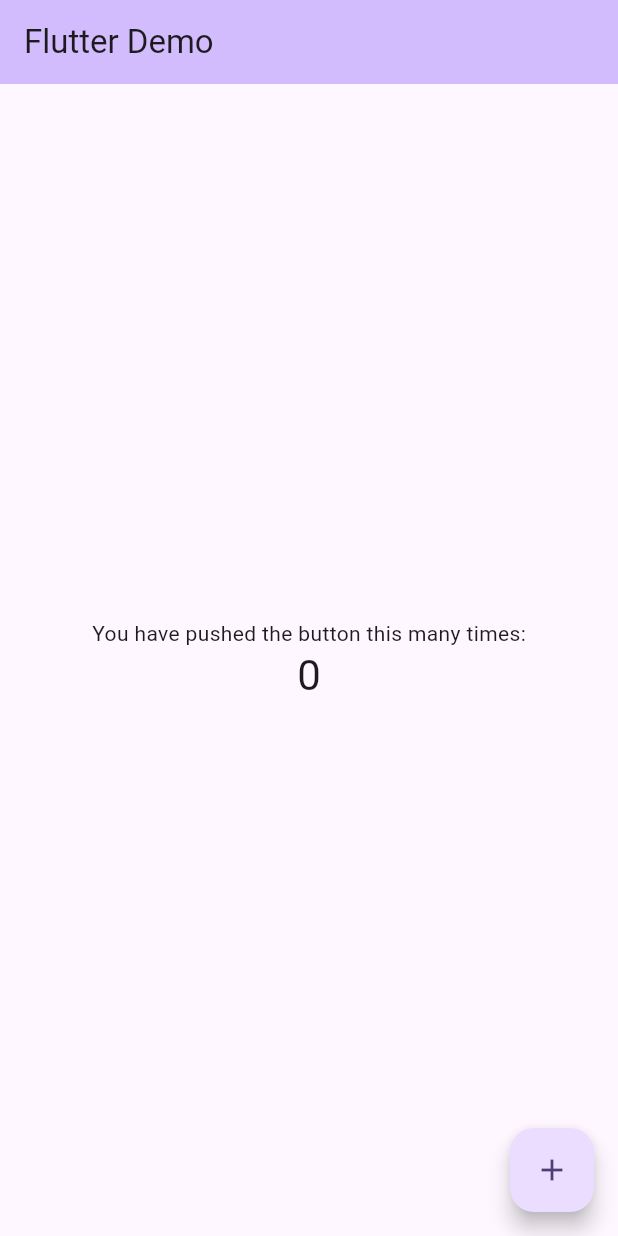
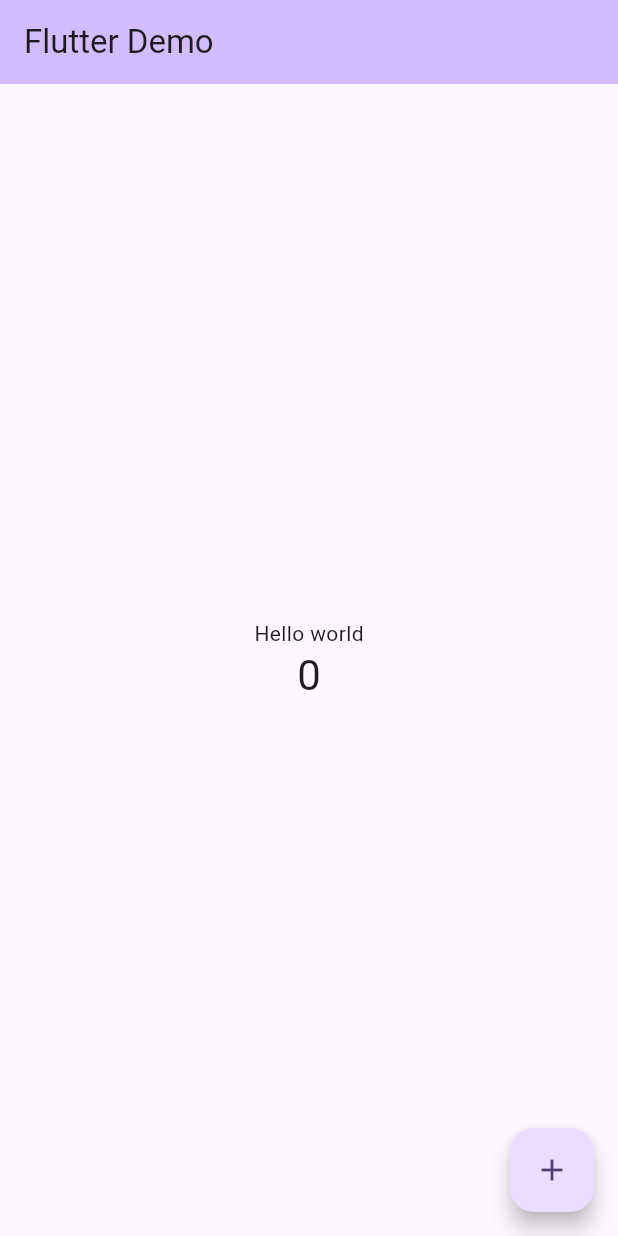
Before and after one commit to Tejasriram944/flutter-dev, a Flutter app: the screen it shows after launch, on a phone screen of 412 x 824 dp. Run offline on Flutter 3.47's test engine with Material 3 defaults, Android fonts, the light colour scheme and no system bars.

Commit message:
new changes

```diff
--- a/lib/main.dart
+++ b/lib/main.dart
@@ -106,7 +106,7 @@
           mainAxisAlignment: MainAxisAlignment.center,
           children: <Widget>[
             const Text(
-              'You have pushed the button this many times:',
+              'Hello world',
             ),
             Text(
               '$_counter',
```
